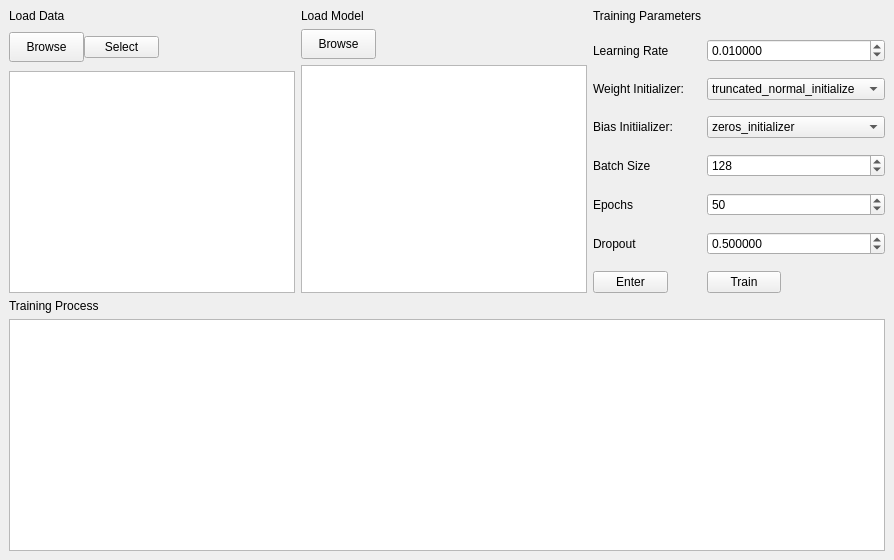
The window that QSAR-UI/mainwindow1.ui (sheMnapion/AI-QSAR) describes before a commit, drawn with Qt 5.
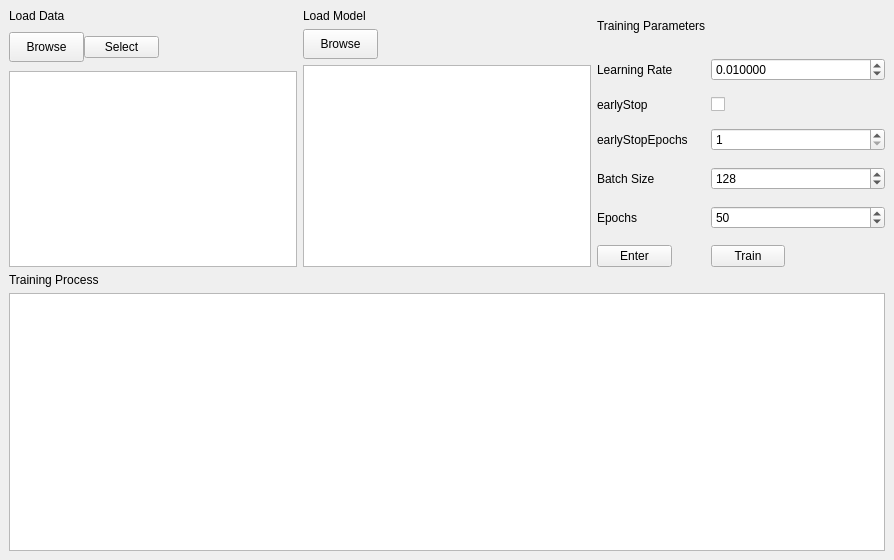
The same window after the commit.

What changed in the file:
```diff
--- a/QSAR-UI/mainwindow1.ui
+++ b/QSAR-UI/mainwindow1.ui
@@ -228,45 +228,28 @@
       <item row="2" column="0">
        <widget class="QLabel" name="weightInitializerLabel">
         <property name="text">
-         <string>Weight Initializer:</string>
+         <string>earlyStop</string>
         </property>
        </widget>
       </item>
       <item row="2" column="1">
-       <widget class="QComboBox" name="weightInitializerComboBox">
-        <property name="sizePolicy">
-         <sizepolicy hsizetype="Expanding" vsizetype="Fixed">
-          <horstretch>0</horstretch>
-          <verstretch>0</verstretch>
-         </sizepolicy>
-        </property>
-        <item>
-         <property name="text">
-          <string>truncated_normal_initialize</string>
-         </property>
-        </item>
-       </widget>
+       <widget class="QCheckBox" name="earlyStopCheckBox"/>
       </item>
       <item row="3" column="0">
        <widget class="QLabel" name="biasInitializerLabel">
         <property name="text">
-         <string>Bias Initiializer:</string>
+         <string>earlyStopEpochs</string>
         </property>
        </widget>
       </item>
       <item row="3" column="1">
-       <widget class="QComboBox" name="biasInitializerComboBox">
-        <property name="sizePolicy">
-         <sizepolicy hsizetype="Expanding" vsizetype="Fixed">
-          <horstretch>0</horstretch>
-          <verstretch>0</verstretch>
-         </sizepolicy>
+       <widget class="QSpinBox" name="earlyStopEpochsSpinBox">
+        <property name="minimum">
+         <number>1</number>
         </property>
-        <item>
-         <property name="text">
-          <string>zeros_initializer</string>
-         </property>
-        </item>
+        <property name="maximum">
+         <number>500</number>
+        </property>
        </widget>
       </item>
       <item row="4" column="0">
@@ -322,35 +305,6 @@
        </widget>
       </item>
       <item row="6" column="0">
-       <widget class="QLabel" name="dropoutLabel">
-        <property name="text">
-         <string>Dropout</string>
-        </property>
-       </widget>
-      </item>
-      <item row="6" column="1">
-       <widget class="QDoubleSpinBox" name="dropoutDoubleSpinBox">
-        <property name="sizePolicy">
-         <sizepolicy hsizetype="Expanding" vsizetype="Fixed">
-          <horstretch>0</horstretch>
-          <verstretch>0</verstretch>
-         </sizepolicy>
-        </property>
-        <property name="decimals">
-         <number>6</number>
-        </property>
-        <property name="maximum">
-         <double>1.000000000000000</double>
-        </property>
-        <property name="stepType">
-         <enum>QAbstractSpinBox::AdaptiveDecimalStepType</enum>
-        </property>
-        <property name="value">
-         <double>0.500000000000000</double>
-        </property>
-       </widget>
-      </item>
-      <item row="7" column="0">
        <widget class="QPushButton" name="enterParamsBtn">
         <property name="maximumSize">
          <size>
@@ -363,7 +317,7 @@
         </property>
        </widget>
       </item>
-      <item row="7" column="1">
+      <item row="6" column="1">
        <widget class="QPushButton" name="trainParamsBtn">
         <property name="maximumSize">
          <size>
```
Left out of the diff: 30 changed lines with no effect on the pictures.
